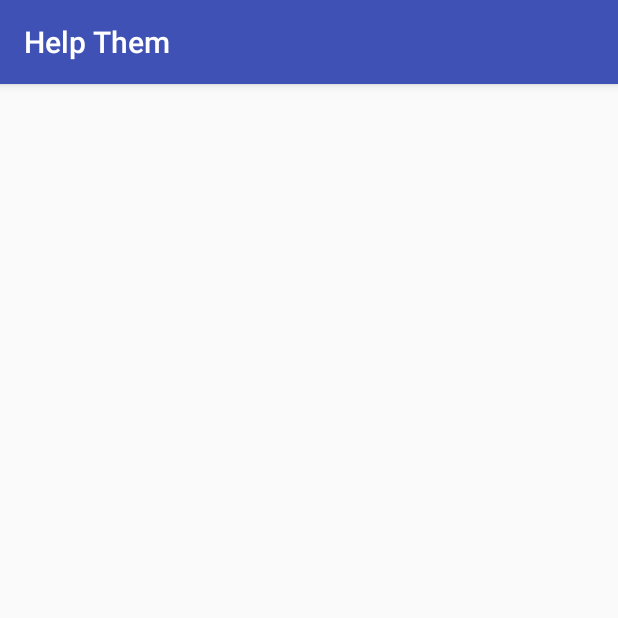
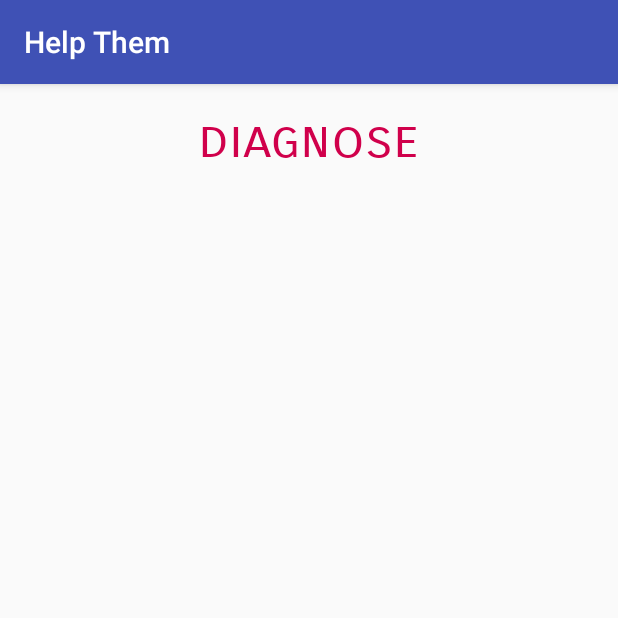
Before and after one commit to sagargarg/HelpHim, an Android app: the ResultsPage screen opened directly, with no data from a screen before it, on a phone screen of 412 x 824 dp, the top half of it. Run offline under Robolectric (Android 15) with nearby library versions, the phone set to English and light mode, and no system bars; 2 statements that could not run were skipped.

Commit message:
The one with the Result's page

```diff
--- a/app/src/main/res/layout/results_page.xml
+++ b/app/src/main/res/layout/results_page.xml
@@ -10,11 +10,25 @@
     android:paddingTop="@dimen/activity_vertical_margin"
     tools:context="com.example.sagar.helpthem.ResultsPage">
 
-    <ListView
-        android:layout_width="match_parent"
-        android:layout_height="match_parent"
-        android:layout_marginTop="0dp"
-        android:id="@+id/listview_all"
+
+    <TextView
+        android:layout_width="wrap_content"
+        android:textColor="@color/colorRed"
+        android:layout_height="wrap_content"
+        android:id="@+id/textView_name"
+        android:text="diagnose"
+        android:textSize="35sp"
+        android:fontFamily="sans-serif-smallcaps"
         android:layout_alignParentTop="true"
         android:layout_centerHorizontal="true" />
+
+    <ListView
+
+        android:layout_width="match_parent"
+        android:textAlignment="gravity"
+        android:layout_height="match_parent"
+        android:id="@+id/listview_all"
+        android:layout_below="@+id/textView_name"
+        android:layout_alignParentLeft="true"
+        android:layout_alignParentStart="true" />
 </RelativeLayout>
```
Also changed, not shown: app/src/main/java/com/example/sagar/helpthem/ResultsPage.java (+14 -1 lines).
